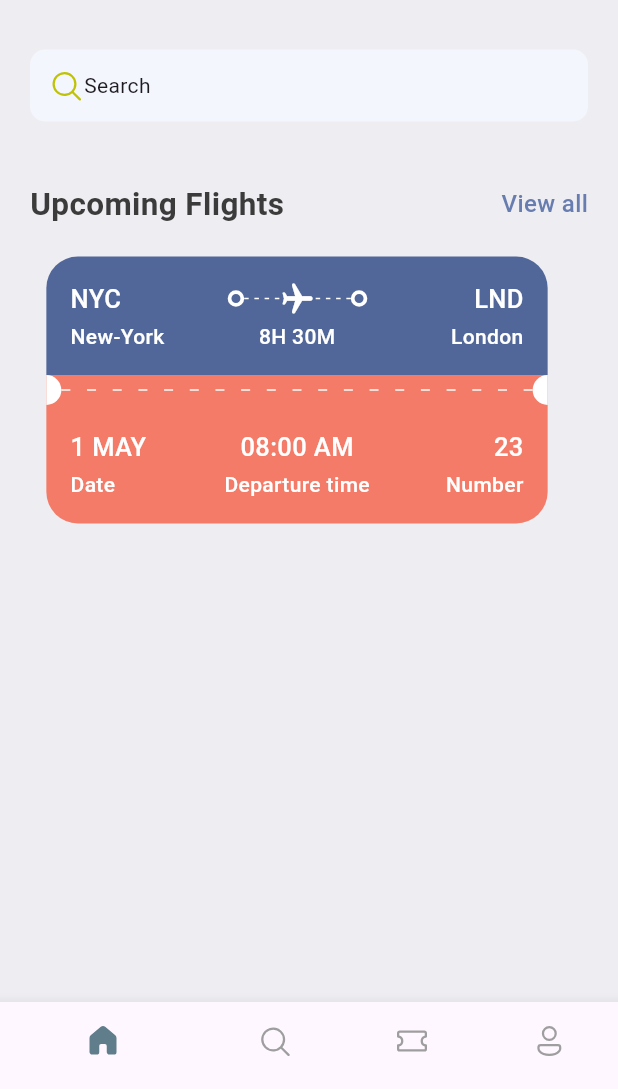
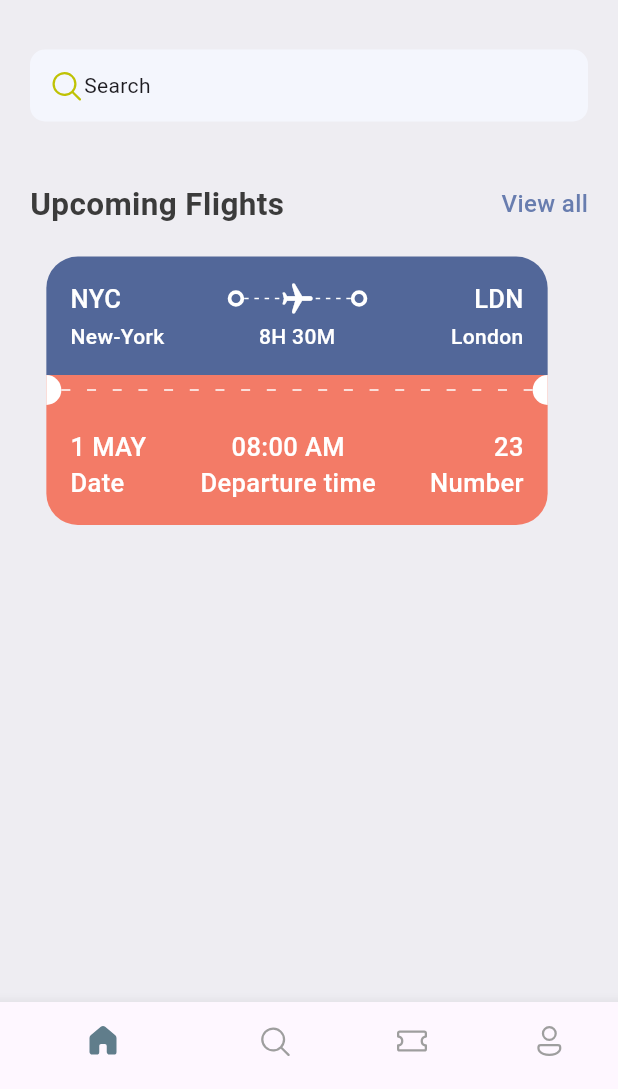
Before and after one commit to Ritex12in/First-Flutter-App, a Flutter app: the screen it shows after launch, on a phone screen of 412 x 824 dp, the part 147-1236 px from its top. Run offline on Flutter 3.47's test engine with Material 3 defaults, Android fonts, the phone set to English and light mode, and no system bars; our stand-ins replace fluentui_icons.

Commit message:
Finalising Ticket widget

```diff
--- /dev/null
+++ b/lib/base/widgets/app_column_text_layout.dart
@@ -0,0 +1,21 @@
+import 'package:first_flutter_app/base/widgets/text_style_third.dart';
+import 'package:flutter/cupertino.dart';
+
+class AppColumnTextLayout extends StatelessWidget {
+  final String textUp;
+  final String textDown;
+  final CrossAxisAlignment alignment;
+  const AppColumnTextLayout(
+      {super.key,
+      required this.textUp,
+      required this.textDown,
+      required this.alignment});
+
+  @override
+  Widget build(BuildContext context) {
+    return Column(
+      crossAxisAlignment: alignment,
+      children: [TextStyleThird(text: textUp), TextStyleThird(text: textDown)],
+    );
+  }
+}
--- /dev/null
+++ b/lib/base/widgets/text_style_fourth.dart
@@ -0,0 +1,20 @@
+import 'package:flutter/material.dart';
+
+import '../res/styles/app_styles.dart';
+
+class TextStyleFourth extends StatelessWidget {
+  final String text;
+  final TextAlign textAlign;
+  const TextStyleFourth({super.key, required this.text,
+    this.textAlign = TextAlign.start});
+
+  @override
+  Widget build(BuildContext context) {
+    return Text(
+      text,
+      textAlign: textAlign,
+      style: AppStyles.headLineStyle4
+          .copyWith(color: Colors.white),
+    );
+  }
+}
--- /dev/null
+++ b/lib/base/widgets/text_style_third.dart
@@ -0,0 +1,17 @@
+import 'package:flutter/material.dart';
+
+import '../res/styles/app_styles.dart';
+
+class TextStyleThird extends StatelessWidget {
+  final String text;
+  const TextStyleThird({super.key, required this.text});
+
+  @override
+  Widget build(BuildContext context) {
+    return Text(
+      text,
+      style: AppStyles.headLineStyle3
+          .copyWith(color: Colors.white),
+    );
+  }
+}
--- a/lib/base/widgets/ticket_view.dart
+++ b/lib/base/widgets/ticket_view.dart
@@ -1,6 +1,9 @@
+import 'package:first_flutter_app/base/widgets/app_column_text_layout.dart';
 import 'package:first_flutter_app/base/widgets/app_layout_builder_widget.dart';
 import 'package:first_flutter_app/base/widgets/big_circle.dart';
 import 'package:first_flutter_app/base/widgets/big_dot.dart';
+import 'package:first_flutter_app/base/widgets/text_style_fourth.dart';
+import 'package:first_flutter_app/base/widgets/text_style_third.dart';
 import 'package:flutter/material.dart';
 
 import '../res/styles/app_styles.dart';
@@ -30,10 +33,8 @@ class TicketView extends StatelessWidget {
                 children: [
                   Row(
                     children: [
-                      Text(
-                        "NYC",
-                        style: AppStyles.headLineStyle3
-                            .copyWith(color: Colors.white),
+                      const TextStyleThird(
+                        text: 'NYC',
                       ),
                       Expanded(child: Container()),
                       const BigDot(),
@@ -56,11 +57,9 @@ class TicketView extends StatelessWidget {
                       )),
                       const BigDot(),
                       Expanded(child: Container()),
-                      Text(
-                        "LND",
-                        style: AppStyles.headLineStyle3
-                            .copyWith(color: Colors.white),
-                      )
+                      const TextStyleThird(
+                        text: 'LDN',
+                      ),
                     ],
                   ),
                   const SizedBox(
@@ -68,28 +67,16 @@ class TicketView extends StatelessWidget {
                   ),
                   Row(
                     children: [
-                      SizedBox(
+                      const SizedBox(
+                          width: 100, child: TextStyleFourth(text: "New-York")),
+                      Expanded(child: Container()),
+                      const TextStyleFourth(text: "8H 30M"),
+                      Expanded(child: Container()),
+                      const SizedBox(
                         width: 100,
-                        child: Text(
-                          "New-York",
-                          style: AppStyles.headLineStyle4
-                              .copyWith(color: Colors.white),
-                        ),
-                      ),
-                      Expanded(child: Container()),
-                      Text(
-                        "8H 30M",
-                        style: AppStyles.headLineStyle4
-                            .copyWith(color: Colors.white),
-                      ),
-                      Expanded(child: Container()),
-                      SizedBox(
-                        width: 100,
-                        child: Text(
-                          "London",
+                        child: TextStyleFourth(
+                          text: "London",
                           textAlign: TextAlign.end,
-                          style: AppStyles.headLineStyle4
-                              .copyWith(color: Colors.white),
                         ),
                       )
                     ],
@@ -125,69 +112,22 @@ class TicketView extends StatelessWidget {
                     bottomLeft: Radius.circular(21),
                     bottomRight: Radius.circular(21)),
               ),
-              child: Column(
-                children: [
-                  Row(
-                    children: [
-                      SizedBox(
-                        width: 100,
-                        child: Text(
-                          "1 MAY",
-                          style: AppStyles.headLineStyle3
-                              .copyWith(color: Colors.white),
-                        ),
-                      ),
-                      Expanded(child: Container()),
-                      Text(
-                        "08:00 AM",
-                        style: AppStyles.headLineStyle3
-                            .copyWith(color: Colors.white),
-                      ),
-                      Expanded(child: Container()),
-                      SizedBox(
-                        width: 100,
-                        child: Text(
-                          "23",
-                          textAlign: TextAlign.end,
-                          style: AppStyles.headLineStyle3
-                              .copyWith(color: Colors.white),
-                        ),
-                      )
-                    ],
-                  ),
-                  const SizedBox(
-                    height: 3,
-                  ),
-                  Row(
-                    children: [
-                      SizedBox(
-                        width: 80,
-                        child: Text(
-                          "Date",
-                          style: AppStyles.headLineStyle4
-                              .copyWith(color: Colors.white),
-                        ),
-                      ),
-                      Expanded(child: Container()),
-                      Text(
-                        "Departure time",
-                        style: AppStyles.headLineStyle4
-                            .copyWith(color: Colors.white),
-                      ),
-                      Expanded(child: Container()),
-                      SizedBox(
-                        width: 80,
-                        child: Text(
-                          "Number",
-                          textAlign: TextAlign.end,
-                          style: AppStyles.headLineStyle4
-                              .copyWith(color: Colors.white),
-                        ),
-                      )
-                    ],
-                  )
-                ],
-              ),
+              child: const Row(
+                  mainAxisAlignment: MainAxisAlignment.spaceBetween,
+                  children: [
+                    AppColumnTextLayout(
+                        textUp: "1 MAY",
+                        textDown: "Date",
+                        alignment: CrossAxisAlignment.start),
+                    AppColumnTextLayout(
+                        textUp: "08:00 AM",
+                        textDown: "Departure time",
+                        alignment: CrossAxisAlignment.center),
+                    AppColumnTextLayout(
+                        textUp: "23",
+                        textDown: "Number",
+                        alignment: CrossAxisAlignment.end),
+                  ]),
             ),
           ],
         ),
```
